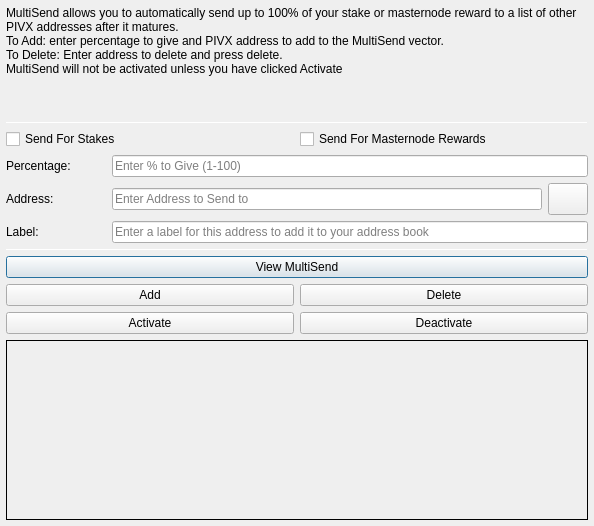
Above: PIVX/src/qt/forms/multisenddialog.ui from DiviProject/Divi before the change. Below: the same form after it.
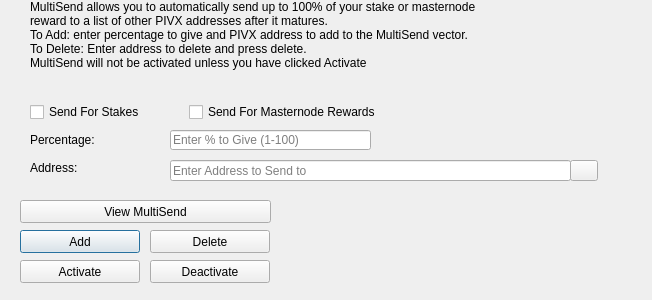
That is the form after the change. Icons and pictures are not drawn.

Commit message: added inner PIVX project in my project

```diff
--- a/PIVX/src/qt/forms/multisenddialog.ui
+++ b/PIVX/src/qt/forms/multisenddialog.ui
@@ -9,106 +9,22 @@
    <rect>
     <x>0</x>
     <y>0</y>
-    <width>594</width>
-    <height>526</height>
+    <width>652</width>
+    <height>300</height>
    </rect>
   </property>
   <property name="windowTitle">
    <string>MultiSend</string>
   </property>
-  <layout class="QVBoxLayout" name="verticalLayout" stretch="0">
-   <property name="leftMargin">
-    <number>6</number>
-   </property>
-   <property name="topMargin">
-    <number>6</number>
-   </property>
-   <property name="rightMargin">
-    <number>6</number>
-   </property>
-   <property name="bottomMargin">
-    <number>6</number>
-   </property>
-   <item>
-    <layout class="QVBoxLayout" name="verticalLayout_Main" stretch="1,1,1,0,1,1,1">
-     <item>
-      <widget class="QLabel" name="label_2">
-       <property name="lineWidth">
-        <number>1</number>
-       </property>
-       <property name="text">
-        <string>MultiSend allows you to automatically send up to 100% of your stake or masternode reward to a list of other PIVX addresses after it matures.
-To Add: enter percentage to give and PIVX address to add to the MultiSend vector.
-To Delete: Enter address to delete and press delete.
-MultiSend will not be activated unless you have clicked Activate</string>
-       </property>
-       <property name="alignment">
-        <set>Qt::AlignLeading|Qt::AlignLeft|Qt::AlignTop</set>
-       </property>
-       <property name="wordWrap">
-        <bool>true</bool>
-       </property>
-      </widget>
-     </item>
-     <item>
-      <widget class="Line" name="line">
-       <property name="minimumSize">
-        <size>
-         <width>0</width>
-         <height>1</height>
-        </size>
-       </property>
-       <property name="maximumSize">
-        <size>
-         <width>16777215</width>
-         <height>1</height>
-        </size>
-       </property>
-       <property name="orientation">
-        <enum>Qt::Horizontal</enum>
-       </property>
-      </widget>
-     </item>
-     <item>
-      <layout class="QVBoxLayout" name="verticalLayout_Settings">
-       <item>
-        <layout class="QHBoxLayout" name="horizontalLayout">
-         <item>
-          <widget class="QCheckBox" name="multiSendStakeCheckBox">
-           <property name="text">
-            <string>Send For Stakes</string>
-           </property>
-          </widget>
-         </item>
-         <item>
-          <widget class="QCheckBox" name="multiSendMasternodeCheckBox">
-           <property name="text">
-            <string>Send For Masternode Rewards</string>
-           </property>
-          </widget>
-         </item>
-        </layout>
-       </item>
-       <item>
-        <layout class="QHBoxLayout" name="horizontalLayout_6">
-         <item>
-          <widget class="QLabel" name="label">
-           <property name="minimumSize">
-            <size>
-             <width>100</width>
-             <height>0</height>
-            </size>
-           </property>
-           <property name="toolTip">
-            <string>Percentage of stake to send</string>
-           </property>
-           <property name="text">
-            <string>Percentage:</string>
-           </property>
-          </widget>
-         </item>
-         <item>
           <widget class="QLineEdit" name="multiSendPercentEdit">
+   <property name="geometry">
+    <rect>
+     <x>170</x>
+     <y>130</y>
+     <width>201</width>
+     <height>20</height>
+    </rect>
+   </property>
            <property name="toolTip">
             <string>Enter whole numbers 1 - 100</string>
            </property>
@@ -116,29 +32,15 @@
             <string>Enter % to Give (1-100)</string>
            </property>
           </widget>
-         </item>
-        </layout>
-       </item>
-       <item>
-        <layout class="QHBoxLayout" name="horizontalLayout_7">
-         <item>
-          <widget class="QLabel" name="label_5">
-           <property name="minimumSize">
-            <size>
-             <width>100</width>
-             <height>0</height>
-            </size>
-           </property>
-           <property name="toolTip">
-            <string>Address to send portion of stake to</string>
-           </property>
-           <property name="text">
-            <string>Address:</string>
-           </property>
-          </widget>
-         </item>
-         <item>
           <widget class="QLineEdit" name="multiSendAddressEdit">
+   <property name="geometry">
+    <rect>
+     <x>170</x>
+     <y>160</y>
+     <width>401</width>
+     <height>21</height>
+    </rect>
+   </property>
            <property name="toolTip">
             <string/>
            </property>
@@ -146,14 +48,87 @@
             <string>Enter Address to Send to</string>
            </property>
           </widget>
-         </item>
-         <item>
+  <widget class="QLabel" name="label_2">
+   <property name="geometry">
+    <rect>
+     <x>30</x>
+     <y>0</y>
+     <width>451</width>
+     <height>121</height>
+    </rect>
+   </property>
+   <property name="lineWidth">
+    <number>1</number>
+   </property>
+   <property name="text">
+    <string>MultiSend allows you to automatically send up to 100% of your stake or masternode reward to a list of other PIVX addresses after it matures.
+To Add: enter percentage to give and PIVX address to add to the MultiSend vector.
+To Delete: Enter address to delete and press delete.
+MultiSend will not be activated unless you have clicked Activate</string>
+   </property>
+   <property name="alignment">
+    <set>Qt::AlignLeading|Qt::AlignLeft|Qt::AlignTop</set>
+   </property>
+   <property name="wordWrap">
+    <bool>true</bool>
+   </property>
+  </widget>
+  <widget class="QLabel" name="message">
+   <property name="geometry">
+    <rect>
+     <x>290</x>
+     <y>200</y>
+     <width>351</width>
+     <height>91</height>
+    </rect>
+   </property>
+   <property name="text">
+    <string/>
+   </property>
+  </widget>
+  <widget class="QPushButton" name="addButton">
+   <property name="geometry">
+    <rect>
+     <x>20</x>
+     <y>230</y>
+     <width>120</width>
+     <height>23</height>
+    </rect>
+   </property>
+   <property name="toolTip">
+    <string/>
+   </property>
+   <property name="statusTip">
+    <string>Add to MultiSend Vector</string>
+   </property>
+   <property name="text">
+    <string>Add</string>
+   </property>
+  </widget>
+  <widget class="QPushButton" name="disableButton">
+   <property name="geometry">
+    <rect>
+     <x>150</x>
+     <y>260</y>
+     <width>120</width>
+     <height>23</height>
+    </rect>
+   </property>
+   <property name="statusTip">
+    <string>Deactivate MultiSend</string>
+   </property>
+   <property name="text">
+    <string>Deactivate</string>
+   </property>
+  </widget>
           <widget class="QPushButton" name="addressBookButton">
-           <property name="maximumSize">
-            <size>
-             <width>16777215</width>
-             <height>32</height>
-            </size>
+   <property name="geometry">
+    <rect>
+     <x>570</x>
+     <y>160</y>
+     <width>28</width>
+     <height>21</height>
+    </rect>
            </property>
            <property name="toolTip">
             <string>Choose an address from the address book</string>
@@ -172,60 +147,15 @@
             <bool>false</bool>
            </property>
           </widget>
-         </item>
-        </layout>
-       </item>
-      </layout>
-     </item>
-     <item>
-      <layout class="QHBoxLayout" name="horizontalLayout_3">
-       <item>
-        <widget class="QLabel" name="label_3">
-         <property name="minimumSize">
-          <size>
-           <width>100</width>
-           <height>0</height>
-          </size>
-         </property>
-         <property name="text">
-          <string>Label:</string>
-         </property>
-        </widget>
-       </item>
-       <item>
-        <widget class="QLineEdit" name="labelAddressLabelEdit">
-         <property name="placeholderText">
-          <string>Enter a label for this address to add it to your address book</string>
-         </property>
-        </widget>
-       </item>
-      </layout>
-     </item>
-     <item>
-      <widget class="Line" name="line_2">
-       <property name="minimumSize">
-        <size>
-         <width>0</width>
-         <height>1</height>
-        </size>
-       </property>
-       <property name="maximumSize">
-        <size>
-         <width>16777215</width>
-         <height>1</height>
-        </size>
-       </property>
-       <property name="orientation">
-        <enum>Qt::Horizontal</enum>
-       </property>
-      </widget>
-     </item>
-     <item>
-      <layout class="QVBoxLayout" name="verticalLayout_Buttons">
-       <item>
-        <layout class="QHBoxLayout" name="horizontalLayout_4">
-         <item>
-          <widget class="QPushButton" name="viewButton">
+  <widget class="QLabel" name="label">
+   <property name="geometry">
+    <rect>
+     <x>30</x>
+     <y>130</y>
+     <width>121</width>
+     <height>20</height>
+    </rect>
+   </property>
            <property name="toolTip">
             <string/>
            </property>
@@ -233,16 +163,18 @@
             <string>View MultiSend Vector</string>
            </property>
            <property name="text">
-            <string>View MultiSend</string>
-           </property>
-          </widget>
-         </item>
-        </layout>
-       </item>
-       <item>
-        <layout class="QHBoxLayout" name="horizontalLayout_2">
-         <item>
-          <widget class="QPushButton" name="addButton">
+    <string>Percentage:</string>
+   </property>
+  </widget>
+  <widget class="QLabel" name="label_5">
+   <property name="geometry">
+    <rect>
+     <x>30</x>
+     <y>160</y>
+     <width>111</width>
+     <height>16</height>
+    </rect>
+   </property>
            <property name="toolTip">
             <string/>
            </property>
@@ -250,12 +182,18 @@
             <string>Add to MultiSend Vector</string>
            </property>
            <property name="text">
-            <string>Add</string>
-           </property>
-          </widget>
-         </item>
-         <item>
+    <string>Address:</string>
+   </property>
+  </widget>
           <widget class="QPushButton" name="deleteButton">
+   <property name="geometry">
+    <rect>
+     <x>150</x>
+     <y>230</y>
+     <width>120</width>
+     <height>23</height>
+    </rect>
+   </property>
            <property name="toolTip">
             <string/>
            </property>
@@ -266,13 +204,15 @@
             <string>Delete</string>
            </property>
           </widget>
-         </item>
-        </layout>
-       </item>
-       <item>
-        <layout class="QHBoxLayout" name="horizontalLayout_5">
-         <item>
           <widget class="QPushButton" name="activateButton">
+   <property name="geometry">
+    <rect>
+     <x>20</x>
+     <y>260</y>
+     <width>120</width>
+     <height>23</height>
+    </rect>
+   </property>
            <property name="statusTip">
             <string>Activate MultiSend</string>
            </property>
@@ -280,55 +220,51 @@
             <string>Activate</string>
            </property>
           </widget>
-         </item>
-         <item>
-          <widget class="QPushButton" name="disableButton">
-           <property name="statusTip">
-            <string>Deactivate MultiSend</string>
-           </property>
-           <property name="text">
-            <string>Deactivate</string>
-           </property>
-          </widget>
-         </item>
-        </layout>
-       </item>
-      </layout>
-     </item>
-     <item>
-      <widget class="QLabel" name="message">
-       <property name="minimumSize">
-        <size>
-         <width>0</width>
-         <height>180</height>
-        </size>
-       </property>
-       <property name="frameShape">
-        <enum>QFrame::Panel</enum>
-       </property>
-       <property name="frameShadow">
-        <enum>QFrame::Plain</enum>
-       </property>
-       <property name="lineWidth">
-        <number>1</number>
-       </property>
-       <property name="midLineWidth">
-        <number>1</number>
-       </property>
-       <property name="text">
+  <widget class="QPushButton" name="viewButton">
+   <property name="geometry">
+    <rect>
+     <x>20</x>
+     <y>200</y>
+     <width>251</width>
+     <height>23</height>
+    </rect>
+   </property>
+   <property name="toolTip">
         <string/>
        </property>
-       <property name="alignment">
-        <set>Qt::AlignLeading|Qt::AlignLeft|Qt::AlignTop</set>
-       </property>
-       <property name="wordWrap">
-        <bool>true</bool>
-       </property>
-      </widget>
-     </item>
-    </layout>
-   </item>
-  </layout>
+   <property name="statusTip">
+    <string>View MultiSend Vector</string>
+   </property>
+   <property name="text">
+    <string>View MultiSend</string>
+   </property>
+  </widget>
+  <widget class="QWidget" name="horizontalLayoutWidget">
+   <property name="geometry">
+    <rect>
+     <x>30</x>
+     <y>100</y>
+     <width>351</width>
+     <height>24</height>
+    </rect>
+   </property>
+   <layout class="QHBoxLayout" name="horizontalLayout">
+    <item>
+     <widget class="QCheckBox" name="multiSendStakeCheckBox">
+      <property name="text">
+       <string>Send For Stakes</string>
+      </property>
+     </widget>
+    </item>
+    <item>
+     <widget class="QCheckBox" name="multiSendMasternodeCheckBox">
+      <property name="text">
+       <string>Send For Masternode Rewards</string>
+      </property>
+     </widget>
+    </item>
+   </layout>
+  </widget>
  </widget>
  <resources>
   <include location="../pivx.qrc"/>
```
Left out of the diff: 14 changed lines with no effect on the pictures. Lines whose indentation alone changed are shown as unchanged. The commit also changes 289 other files.
